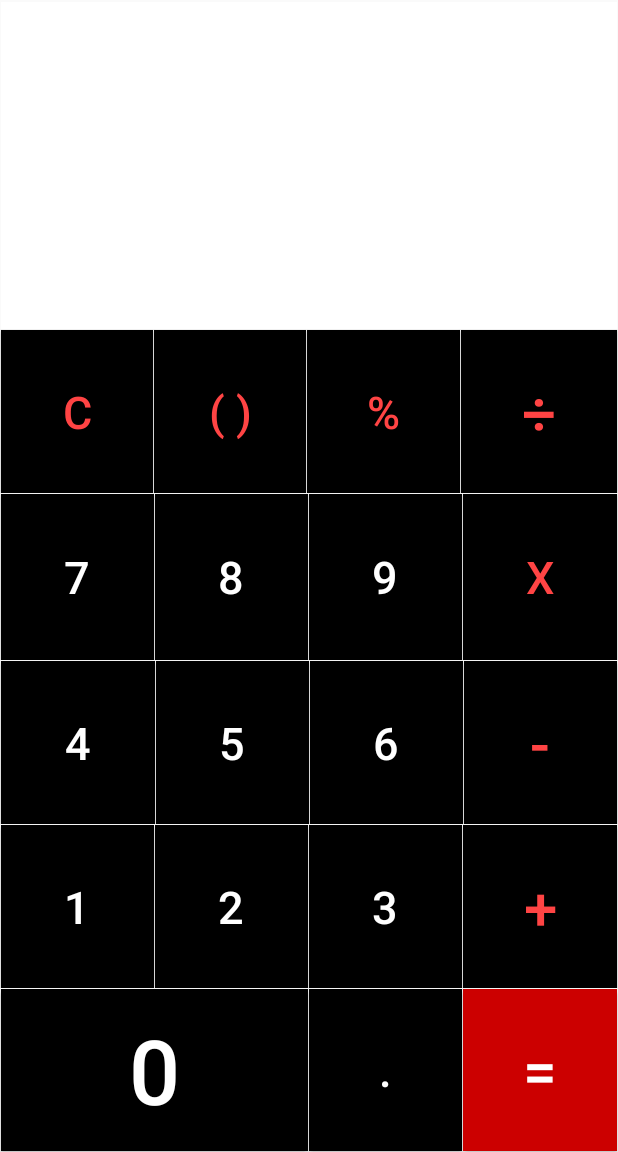
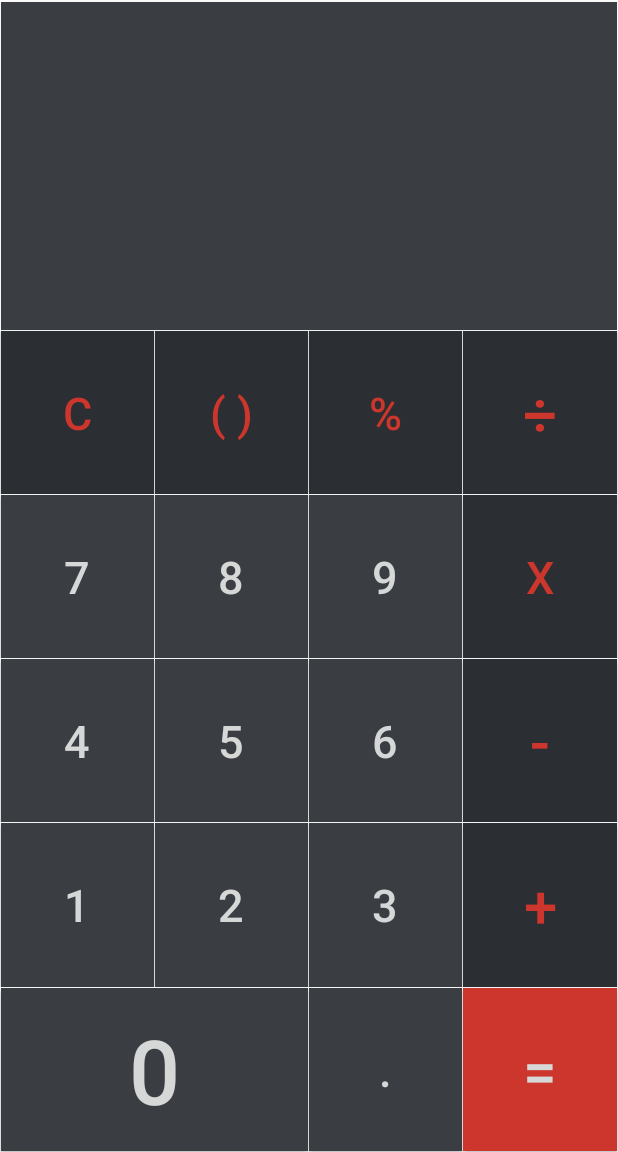
Before and after one commit to msiddhu/SCalC, an Android app: the screen it shows after launch (MainActivity), on a phone screen of 412 x 824 dp, the part 84-1236 px from its top. Run offline under Robolectric (Android 15) with nearby library versions, the phone set to English and light mode, and no system bars.

Commit message:
New theme -Changed theme to more muted colors. -Fixed various alignment issues. -Does NOT fix logic errors, of which there are many.

```diff
--- a/app/src/main/res/layout/activity_main.xml
+++ b/app/src/main/res/layout/activity_main.xml
@@ -9,22 +9,22 @@
 
 
     <LinearLayout
-        android:layout_marginTop="0.1dp"
-        android:layout_marginLeft="0.9dp"
-        android:layout_marginRight="0.1dp"
-        android:background="@android:color/background_light"
         android:layout_width="match_parent"
         android:layout_height="0dp"
-        android:layout_weight="2">
+        android:layout_marginStart="0.9dp"
+        android:layout_marginTop="0.1dp"
+        android:layout_marginEnd="0.1dp"
+        android:layout_weight="2"
+        android:background="@color/colorLighterGrey">
 
         <TextView
             android:id="@+id/textView_input_numbers"
-            android:layout_marginTop="25dp"
             android:layout_width="match_parent"
             android:layout_height="wrap_content"
-            android:layout_marginRight="10dp"
+            android:layout_marginTop="25dp"
+            android:layout_marginEnd="10dp"
             android:gravity="end"
-            android:textColor="@android:color/holo_red_light"
+            android:textColor="?attr/colorButtonNormal"
             android:textSize="40sp" />
 
     </LinearLayout>
@@ -40,13 +40,13 @@
             android:id="@+id/button_clear"
             android:layout_width="0dp"
             android:layout_height="match_parent"
+            android:layout_marginStart="0.9dp"
             android:layout_marginTop="0.1dp"
-            android:layout_marginLeft="0.9dp"
-            android:layout_marginRight="0.1dp"
+            android:layout_marginEnd="0.1dp"
             android:layout_weight="1"
-            android:background="@android:color/black"
+            android:background="@color/colorDarkerGrey"
             android:text="C"
-            android:textColor="@android:color/holo_red_light"
+            android:textColor="@color/colorDarkerRed"
             android:textSize="30sp" />
 
         <Button
@@ -54,90 +54,91 @@
             android:layout_width="0dp"
             android:layout_height="match_parent"
             android:layout_marginTop="0.1dp"
-            android:layout_marginRight="0.1dp"
+            android:layout_marginEnd="0.1dp"
             android:layout_weight="1"
-            android:background="@android:color/black"
+            android:background="@color/colorDarkerGrey"
             android:text="( )"
-            android:textColor="@android:color/holo_red_light"
+            android:textColor="@color/colorDarkerRed"
             android:textSize="30sp" />
 
         <Button
             android:id="@+id/button_percent"
             android:layout_width="0dp"
             android:layout_height="match_parent"
-            android:layout_marginRight="0.1dp"
             android:layout_marginTop="0.1dp"
+            android:layout_marginEnd="0.1dp"
             android:layout_weight="1"
-            android:background="@android:color/black"
+            android:background="@color/colorDarkerGrey"
             android:text="%"
-            android:textColor="@android:color/holo_red_light"
+            android:textColor="@color/colorDarkerRed"
             android:textSize="30sp" />
 
         <Button
             android:id="@+id/button_division"
-            android:layout_width="2dp"
+            android:layout_width="0dp"
             android:layout_height="match_parent"
             android:layout_marginTop="0.1dp"
-            android:layout_marginRight="0.1dp"
+            android:layout_marginEnd="0.1dp"
             android:layout_weight="1"
-            android:background="@android:color/black"
+            android:background="@color/colorDarkerGrey"
             android:text="\u00F7"
-            android:textColor="@android:color/holo_red_light"
+            android:textColor="@color/colorDarkerRed"
             android:textSize="40sp" />
     </LinearLayout>
 
     <LinearLayout
         android:layout_width="match_parent"
-        android:layout_height="2dp"
-        android:layout_weight="1">
+        android:layout_height="0dp"
+        android:layout_weight="1"
+        android:orientation="horizontal">
 
         <Button
             android:id="@+id/button_seven"
             android:layout_width="0dp"
             android:layout_height="match_parent"
-            android:layout_marginLeft="0.9dp"
-            android:layout_marginRight="0.1dp"
+            android:layout_marginStart="0.9dp"
             android:layout_marginTop="0.1dp"
+            android:layout_marginEnd="0.1dp"
             android:layout_weight="1"
-            android:background="@android:color/black"
+            android:background="@color/colorLighterGrey"
             android:text="7"
-            android:textColor="@android:color/white"
+            android:textColor="?attr/colorButtonNormal"
             android:textSize="30sp" />
 
         <Button
             android:id="@+id/button_eight"
             android:layout_width="0dp"
             android:layout_height="match_parent"
-            android:layout_marginRight="0.1dp"
             android:layout_marginTop="0.1dp"
+            android:layout_marginEnd="0.1dp"
             android:layout_weight="1"
-            android:background="@android:color/black"
+            android:background="@color/colorLighterGrey"
             android:text="8"
-            android:textColor="@android:color/white"
+            android:textColor="?attr/colorButtonNormal"
             android:textSize="30sp" />
 
         <Button
             android:id="@+id/button_nine"
             android:layout_width="0dp"
             android:layout_height="match_parent"
-            android:layout_marginRight="0.1dp"
             android:layout_marginTop="0.1dp"
+            android:layout_marginEnd="0.1dp"
             android:layout_weight="1"
-            android:background="@android:color/black"
+            android:background="@color/colorLighterGrey"
             android:text="9"
-            android:textColor="@android:color/white"
+            android:textColor="?attr/colorButtonNormal"
             android:textSize="30sp" />
 
         <Button
             android:id="@+id/button_multiplication"
             android:layout_width="0dp"
             android:layout_height="match_parent"
-            android:layout_marginRight="0.1dp"
             android:layout_marginTop="0.1dp"
+            android:layout_marginEnd="0.1dp"
             android:layout_weight="1"
-            android:background="@android:color/black"
+            android:background="@color/colorDarkerGrey"
             android:text="x"
-            android:textColor="@android:color/holo_red_light"
+            android:textColor="@color/colorDarkerRed"
             android:textSize="30sp" />
     </LinearLayout>
 
@@ -149,51 +150,51 @@
 
         <Button
             android:id="@+id/button_four"
-            android:layout_width="1dp"
+            android:layout_width="0dp"
             android:layout_height="match_parent"
-            android:layout_marginLeft="0.9dp"
+            android:layout_marginStart="0.9dp"
             android:layout_marginTop="0.1dp"
-            android:layout_marginRight="0.1dp"
+            android:layout_marginEnd="0.1dp"
             android:layout_weight="1"
-            android:background="@android:color/black"
+            android:background="@color/colorLighterGrey"
             android:text="4"
-            android:textColor="@android:color/white"
+            android:textColor="?attr/colorButtonNormal"
             android:textSize="30sp" />
 
         <Button
             android:id="@+id/button_five"
             android:layout_width="0dp"
             android:layout_height="match_parent"
-            android:layout_marginRight="0.1dp"
             android:layout_marginTop="0.1dp"
+            android:layout_marginEnd="0.1dp"
             android:layout_weight="1"
-            android:background="@android:color/black"
+            android:background="@color/colorLighterGrey"
             android:text="5"
-            android:textColor="@android:color/white"
+            android:textColor="?attr/colorButtonNormal"
             android:textSize="30sp" />
 
         <Button
             android:id="@+id/button_six"
             android:layout_width="0dp"
             android:layout_height="match_parent"
-            android:layout_marginRight="0.1dp"
             android:layout_marginTop="0.1dp"
+            android:layout_marginEnd="0.1dp"
             android:layout_weight="1"
-            android:background="@android:color/black"
+            android:background="@color/colorLighterGrey"
             android:text="6"
-            android:textColor="@android:color/white"
+            android:textColor="?attr/colorButtonNormal"
             android:textSize="30sp" />
 
         <Button
             android:id="@+id/button_subtraction"
             android:layout_width="0dp"
             android:layout_height="match_parent"
-            android:layout_marginRight="0.1dp"
             android:layout_marginTop="0.1dp"
+            android:layout_marginEnd="0.1dp"
             android:layout_weight="1"
-            android:background="@android:color/black"
+            android:background="@color/colorDarkerGrey"
             android:text="-"
-            android:textColor="@android:color/holo_red_light"
+            android:textColor="@color/colorDarkerRed"
             android:textSize="40sp" />
     </LinearLayout>
 
@@ -207,49 +208,49 @@
             android:id="@+id/button_one"
             android:layout_width="0dp"
             android:layout_height="match_parent"
-            android:layout_marginLeft="0.9dp"
-            android:layout_marginRight="0.1dp"
+            android:layout_marginStart="0.9dp"
             android:layout_marginTop="0.1dp"
+            android:layout_marginEnd="0.1dp"
             android:layout_weight="1"
-            android:background="@android:color/black"
+            android:background="@color/colorLighterGrey"
             android:text="1"
-            android:textColor="@android:color/white"
+            android:textColor="?attr/colorButtonNormal"
             android:textSize="30sp" />
 
         <Button
             android:id="@+id/button_two"
             android:layout_width="0dp"
             android:layout_height="match_parent"
-            android:layout_marginRight="0.1dp"
             android:layout_marginTop="0.1dp"
+            android:layout_marginEnd="0.1dp"
             android:layout_weight="1"
-            android:background="@android:color/black"
+            android:background="@color/colorLighterGrey"
             android:text="2"
-            android:textColor="@android:color/white"
+            android:textColor="?attr/colorButtonNormal"
             android:textSize="30sp" />
 
         <Button
             android:id="@+id/button_three"
             android:layout_width="0dp"
             android:layout_height="match_parent"
-            android:layout_marginRight="0.1dp"
             android:layout_marginTop="0.1dp"
+            android:layout_marginEnd="0.1dp"
             android:layout_weight="1"
-            android:background="@android:color/black"
+            android:background="@color/colorLighterGrey"
             android:text="3"
-            android:textColor="@android:color/white"
+            android:textColor="?attr/colorButtonNormal"
             android:textSize="30sp" />
 
         <Button
             android:id="@+id/button_addition"
             android:layout_width="0dp"
             android:layout_height="match_parent"
-            android:layout_marginRight="0.1dp"
             android:layout_marginTop="0.1dp"
+            android:layout_marginEnd="0.1dp"
             android:layout_weight="1"
-            android:background="@android:color/black"
+            android:background="@color/colorDarkerGrey"
             android:text="+"
-            android:textColor="@android:color/holo_red_light"
+            android:textColor="@color/colorDarkerRed"
             android:textSize="40sp" />
     </LinearLayout>
 
@@ -263,42 +264,41 @@
             android:id="@+id/button_zero"
             android:layout_width="0dp"
             android:layout_height="match_parent"
+            android:layout_marginStart="0.9dp"
+            android:layout_marginTop="0.1dp"
+            android:layout_marginEnd="0.1dp"
             android:layout_marginBottom="0.1dp"
-            android:layout_marginLeft="0.9dp"
-            android:layout_marginRight="0.1dp"
-            android:layout_marginTop="0.1dp"
             android:layout_weight="2"
-            android:background="@android:color/black"
+            android:background="@color/colorLighterGrey"
             android:text="0"
-            android:textColor="@android:color/white"
+            android:textColor="?attr/colorButtonNormal"
             android:textSize="60sp" />
 
         <Button
             android:id="@+id/button_dot"
             android:layout_width="0dp"
             android:layout_height="match_parent"
+            android:layout_marginTop="0.1dp"
+            android:layout_marginEnd="0.1dp"
             android:layout_marginBottom="0.1dp"
-            android:layout_marginRight="0.1dp"
-            android:layout_marginTop="0.1dp"
             android:layout_weight="1"
-            android:background="@android:color/black"
+            android:background="@color/colorLighterGrey"
             android:text="."
-            android:textColor="@android:color/white"
+            android:textColor="?attr/colorButtonNormal"
             android:textSize="30sp" />
 
         <Button
             android:id="@+id/button_equal"
             android:layout_width="0dp"
             android:layout_height="match_parent"
+            android:layout_marginTop="0.1dp"
+            android:layout_marginEnd="0.1dp"
             android:layout_marginBottom="0.1dp"
-            android:layout_marginRight="0.1dp"
-            android:layout_marginTop="0.1dp"
             android:layout_weight="1"
-            android:background="@android:color/holo_red_dark"
+            android:background="@color/colorDarkerRed"
             android:text="="
-            android:textColor="@android:color/white"
+            android:textColor="?attr/colorButtonNormal"
             android:textSize="40sp" />
     </LinearLayout>
 
-
 </LinearLayout>
--- a/app/src/main/res/values/colors.xml
+++ b/app/src/main/res/values/colors.xml
@@ -3,4 +3,8 @@
     <color name="colorPrimary">#3F51B5</color>
     <color name="colorPrimaryDark">#303F9F</color>
     <color name="colorAccent">#FF4081</color>
+    <color name="colorLighterGrey">#3A3E43</color>
+    <color name="colorDarkerGrey">#2B2E33</color>
+    <color name="colorDarkestGrey">#1D1F22</color>
+    <color name="colorDarkerRed">#CD362C</color>
 </resources>
```
